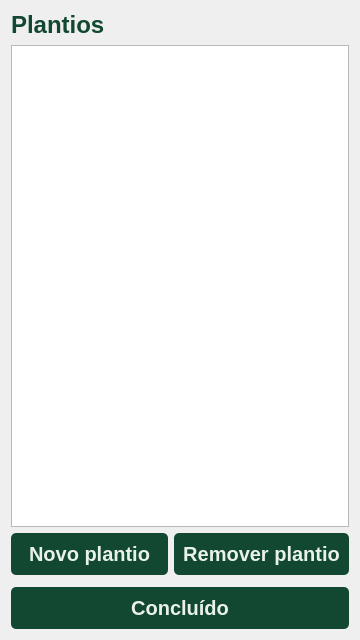
The window that gui/Planting.ui (pollyanasousa/projeto-interdisciplinar-ufrpe) describes before a commit, drawn with Qt 5.
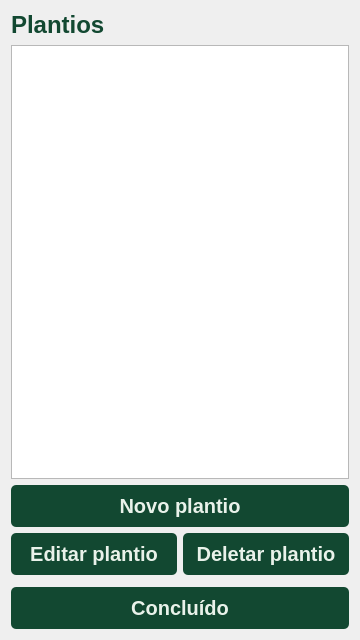
The same window after the commit.

```diff
--- a/gui/Planting.ui
+++ b/gui/Planting.ui
@@ -98,19 +98,26 @@
    <item>
     <widget class="QListWidget" name="planting_listwidget"/>
    </item>
+   <item>
+    <widget class="QPushButton" name="new_planting_button">
+     <property name="text">
+      <string>Novo plantio</string>
+     </property>
+    </widget>
+   </item>
    <item>
     <layout class="QHBoxLayout" name="horizontalLayout">
      <item>
-      <widget class="QPushButton" name="new_planting_button">
+      <widget class="QPushButton" name="update_planting_button">
        <property name="text">
-        <string>Novo plantio</string>
+        <string>Editar plantio</string>
        </property>
       </widget>
      </item>
      <item>
       <widget class="QPushButton" name="delete_planting_button">
        <property name="text">
-        <string>Remover plantio</string>
+        <string>Deletar plantio</string>
        </property>
       </widget>
      </item>
```
